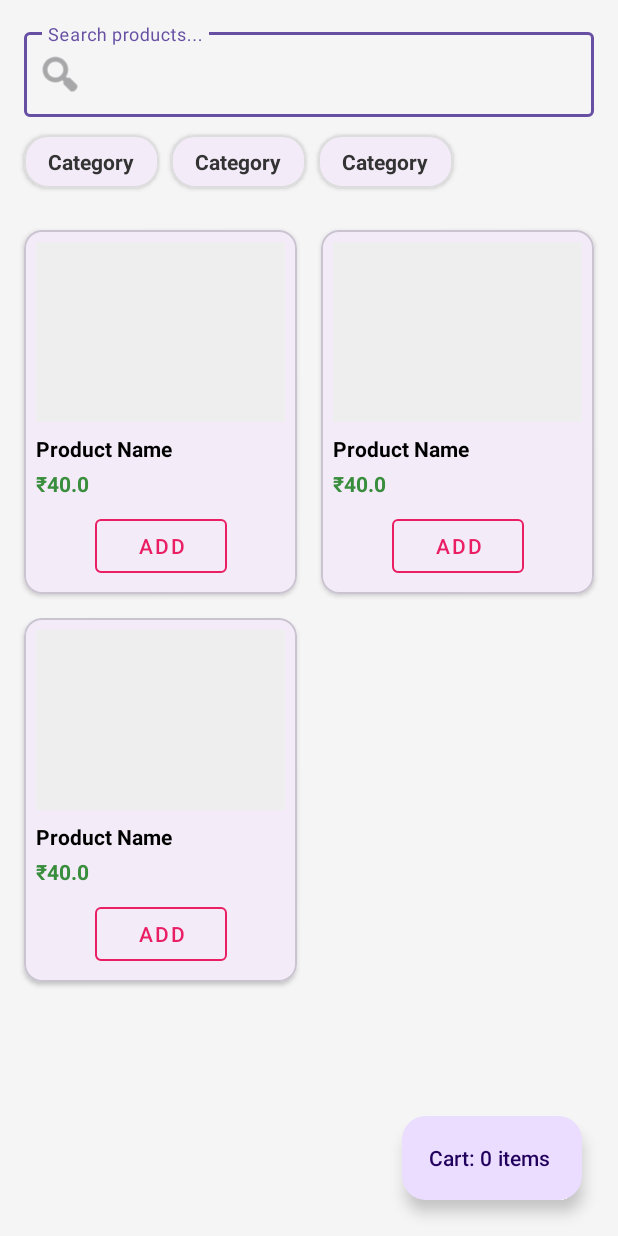
After one commit to msrilaya18/Mini-Grocery-App, an Android app: the layout fragment_home.xml on its own in the app's theme, with its tools: preview values and no code run, on a phone screen of 412 x 824 dp. The commit adds this screen. Run offline under Robolectric (Android 15) with nearby library versions, the light colour scheme and no system bars.

Commit message:
Phase 4(b): Add Home Screen with Product & Category Logic

```diff
--- /dev/null
+++ b/app/src/main/res/layout/fragment_home.xml
@@ -0,0 +1,61 @@
+<?xml version="1.0" encoding="utf-8"?>
+<androidx.constraintlayout.widget.ConstraintLayout xmlns:android="http://schemas.android.com/apk/res/android"
+    xmlns:app="http://schemas.android.com/apk/res-auto"
+    xmlns:tools="http://schemas.android.com/tools"
+    android:layout_width="match_parent"
+    android:layout_height="match_parent"
+    android:background="#F5F5F5">
+
+    <com.google.android.material.textfield.TextInputLayout
+        android:id="@+id/searchLayout"
+        style="@style/Widget.MaterialComponents.TextInputLayout.OutlinedBox"
+        android:layout_width="match_parent"
+        android:layout_height="wrap_content"
+        android:layout_margin="16dp"
+        app:startIconDrawable="@android:drawable/ic_menu_search"
+        app:layout_constraintTop_toTopOf="parent">
+
+        <com.google.android.material.textfield.TextInputEditText
+            android:id="@+id/etSearch"
+            android:layout_width="match_parent"
+            android:layout_height="wrap_content"
+            android:hint="Search products..."
+            android:inputType="text" />
+    </com.google.android.material.textfield.TextInputLayout>
+
+    <androidx.recyclerview.widget.RecyclerView
+        android:id="@+id/recyclerCategories"
+        android:layout_width="match_parent"
+        android:layout_height="wrap_content"
+        android:layout_marginTop="8dp"
+        android:clipToPadding="false"
+        android:orientation="horizontal"
+        android:paddingHorizontal="12dp"
+        app:layoutManager="androidx.recyclerview.widget.LinearLayoutManager"
+        app:layout_constraintTop_toBottomOf="@id/searchLayout"
+        tools:listitem="@layout/item_category" />
+
+    <androidx.recyclerview.widget.RecyclerView
+        android:id="@+id/recyclerProducts"
+        android:layout_width="match_parent"
+        android:layout_height="0dp"
+        android:layout_marginTop="8dp"
+        android:clipToPadding="false"
+        android:padding="8dp"
+        app:layoutManager="androidx.recyclerview.widget.GridLayoutManager"
+        app:spanCount="2"
+        app:layout_constraintBottom_toBottomOf="parent"
+        app:layout_constraintTop_toBottomOf="@id/recyclerCategories"
+        tools:listitem="@layout/item_product" />
+
+    <com.google.android.material.floatingactionbutton.ExtendedFloatingActionButton
+        android:id="@+id/fabCart"
+        android:layout_width="wrap_content"
+        android:layout_height="wrap_content"
+        android:layout_margin="24dp"
+        android:text="Cart: 0 items"
+        app:icon="@android:drawable/ic_shopping_cart"
+        app:layout_constraintBottom_toBottomOf="parent"
+        app:layout_constraintEnd_toEndOf="parent" />
+
+</androidx.constraintlayout.widget.ConstraintLayout>
--- /dev/null
+++ b/app/src/main/res/layout/item_category.xml
@@ -0,0 +1,22 @@
+<?xml version="1.0" encoding="utf-8"?>
+<com.google.android.material.card.MaterialCardView xmlns:android="http://schemas.android.com/apk/res/android"
+    xmlns:app="http://schemas.android.com/apk/res-auto"
+    android:layout_width="wrap_content"
+    android:layout_height="wrap_content"
+    android:layout_margin="4dp"
+    app:cardCornerRadius="16dp"
+    app:cardElevation="2dp"
+    app:strokeWidth="1dp"
+    app:strokeColor="#DDDDDD">
+
+    <TextView
+        android:id="@+id/tvCategory"
+        android:layout_width="wrap_content"
+        android:layout_height="wrap_content"
+        android:paddingHorizontal="16dp"
+        android:paddingVertical="8dp"
+        android:text="Category"
+        android:textColor="#333333"
+        android:textSize="14sp"
+        android:textStyle="bold" />
+</com.google.android.material.card.MaterialCardView>
--- /dev/null
+++ b/app/src/main/res/layout/item_product.xml
@@ -0,0 +1,62 @@
+<?xml version="1.0" encoding="utf-8"?>
+<com.google.android.material.card.MaterialCardView xmlns:android="http://schemas.android.com/apk/res/android"
+    xmlns:app="http://schemas.android.com/apk/res-auto"
+    android:layout_width="match_parent"
+    android:layout_height="wrap_content"
+    android:layout_margin="8dp"
+    app:cardCornerRadius="12dp"
+    app:cardElevation="2dp">
+
+    <androidx.constraintlayout.widget.ConstraintLayout
+        android:layout_width="match_parent"
+        android:layout_height="wrap_content"
+        android:padding="8dp">
+
+        <ImageView
+            android:id="@+id/ivProduct"
+            android:layout_width="match_parent"
+            android:layout_height="120dp"
+            android:scaleType="centerCrop"
+            app:layout_constraintTop_toTopOf="parent"
+            android:background="#EEE" />
+
+        <TextView
+            android:id="@+id/tvName"
+            android:layout_width="match_parent"
+            android:layout_height="wrap_content"
+            android:layout_marginTop="8dp"
+            android:text="Product Name"
+            android:textSize="14sp"
+            android:textStyle="bold"
+            android:textColor="#000"
+            android:maxLines="2"
+            android:ellipsize="end"
+            app:layout_constraintTop_toBottomOf="@id/ivProduct" />
+
+        <TextView
+            android:id="@+id/tvPrice"
+            android:layout_width="wrap_content"
+            android:layout_height="wrap_content"
+            android:layout_marginTop="4dp"
+            android:text="₹40.0"
+            android:textSize="14sp"
+            android:textColor="#388E3C"
+            android:textStyle="bold"
+            app:layout_constraintTop_toBottomOf="@id/tvName"
+            app:layout_constraintStart_toStartOf="parent" />
+
+        <com.google.android.material.button.MaterialButton
+            android:id="@+id/btnAdd"
+            style="@style/Widget.MaterialComponents.Button.OutlinedButton"
+            android:layout_width="wrap_content"
+            android:layout_height="wrap_content"
+            android:text="ADD"
+            android:textColor="#E91E63"
+            app:strokeColor="#E91E63"
+            android:layout_marginTop="8dp"
+            app:layout_constraintTop_toBottomOf="@id/tvPrice"
+            app:layout_constraintStart_toStartOf="parent"
+            app:layout_constraintEnd_toEndOf="parent" />
+
+    </androidx.constraintlayout.widget.ConstraintLayout>
+</com.google.android.material.card.MaterialCardView>
```
Also changed, not shown: app/src/main/java/com/example/minigroceryapp/ui/CartFragment.kt (added, +13 -0 lines), app/src/main/java/com/example/minigroceryapp/ui/CategoryAdapter.kt (added, +48 -0 lines), app/src/main/java/com/example/minigroceryapp/ui/HomeFragment.kt (+85 -2 lines), app/src/main/java/com/example/minigroceryapp/ui/ProductAdapter.kt (added, +51 -0 lines), app/src/main/res/navigation/nav_graph.xml (+13 -2 lines).
